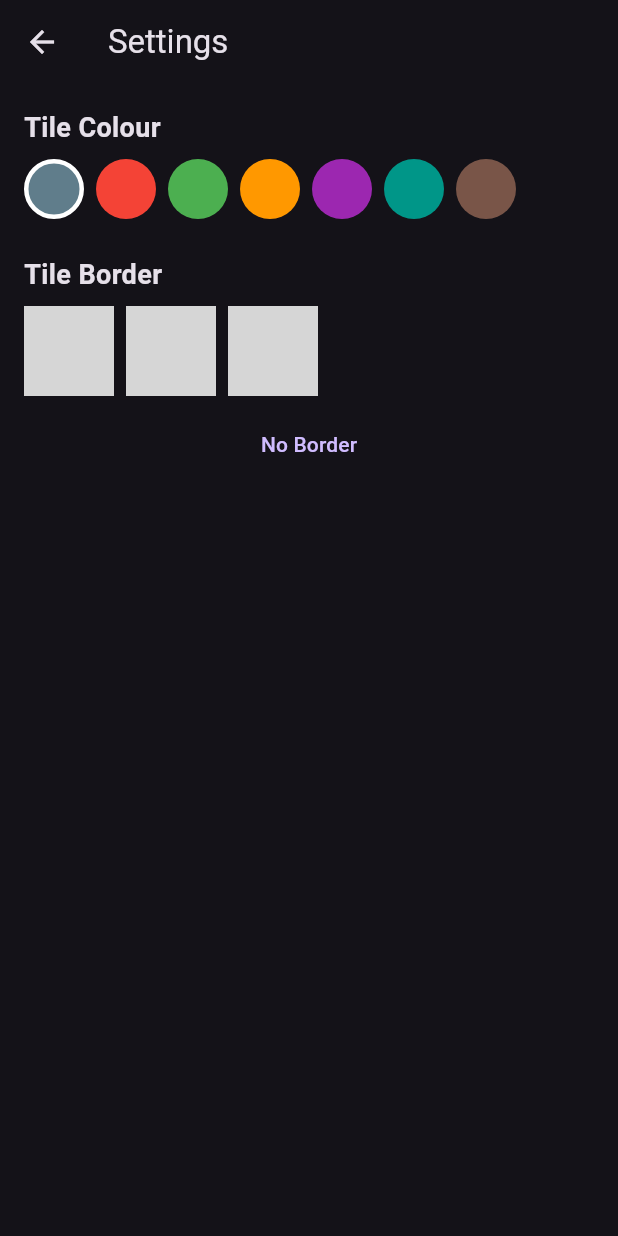
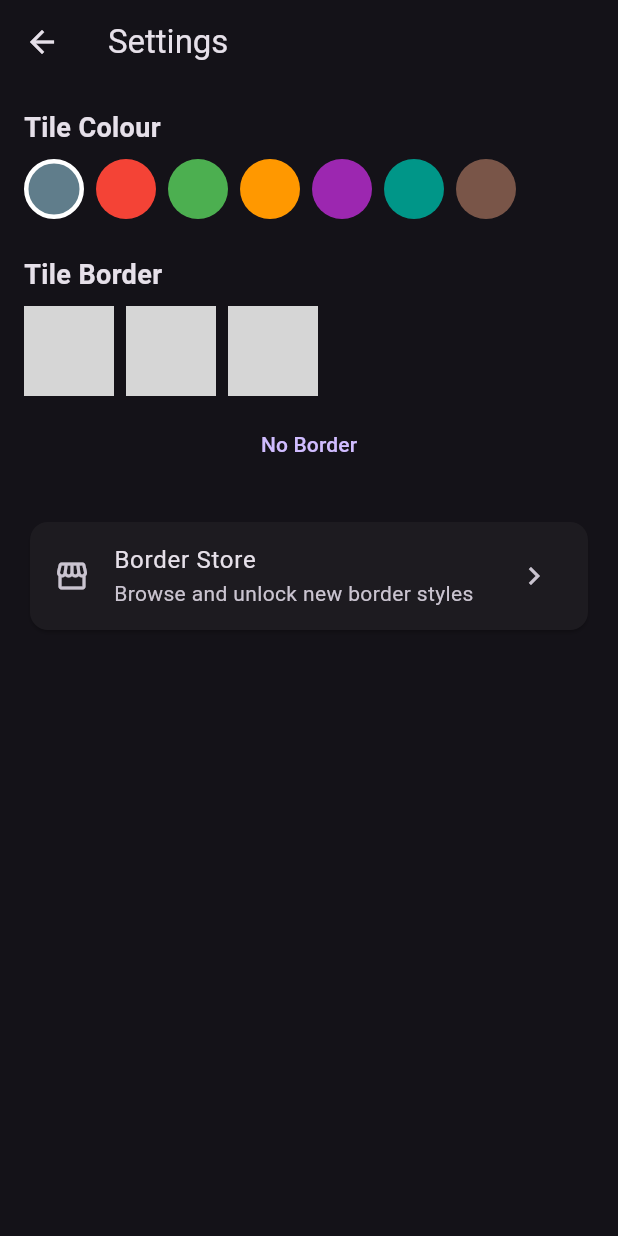
Before and after one commit to lcsouzah/word_game_app_puzzle, a Flutter app: the SettingsScreen screen opened directly, on a phone screen of 412 x 824 dp. Run offline on Flutter 3.47's test engine with Material 3 defaults, Android fonts, the light colour scheme and no system bars; our stand-ins replace audioplayers, flutter_dotenv, google_mobile_ads, in_app_purchase, shared_preferences; missing offline and left inert: games_services; accounts and stored records are empty; project files that could hold a hidden picture were left out; grey boxes are pictures that could not be loaded.

Commit message:
Add navigation control to settings screen

```diff
--- a/lib/screens/settings_screen.dart
+++ b/lib/screens/settings_screen.dart
@@ -1,6 +1,6 @@
 import 'package:flutter/material.dart';
 import 'package:provider/provider.dart';
-
+import 'store_screen.dart' ;
 import '../services/settings_service.dart';
 
 /// Screen allowing the player to customise tile colour and border image.
@@ -93,6 +93,23 @@ class SettingsScreen extends StatelessWidget {
             onPressed: () => settings.updateBorderAssetPath(''),
             child: const Text('No Border'),
           ),
+          const SizedBox(height: 24),
+          Card(
+            child: ListTile(
+              leading: const Icon(Icons.storefront),
+              title: const Text('Border Store'),
+              subtitle: const Text('Browse and unlock new border styles'),
+              trailing: const Icon(Icons.chevron_right),
+              onTap: () {
+                Navigator.push(
+                  context,
+                  MaterialPageRoute(
+                    builder: (_) => const StoreScreenProvider(),
+                  ),
+                );
+              },
+            ),
+          ),
         ],
       ),
     );
```
Also changed, not shown: lib/screens/mode_selection_screen.dart (+29 -1 lines).
